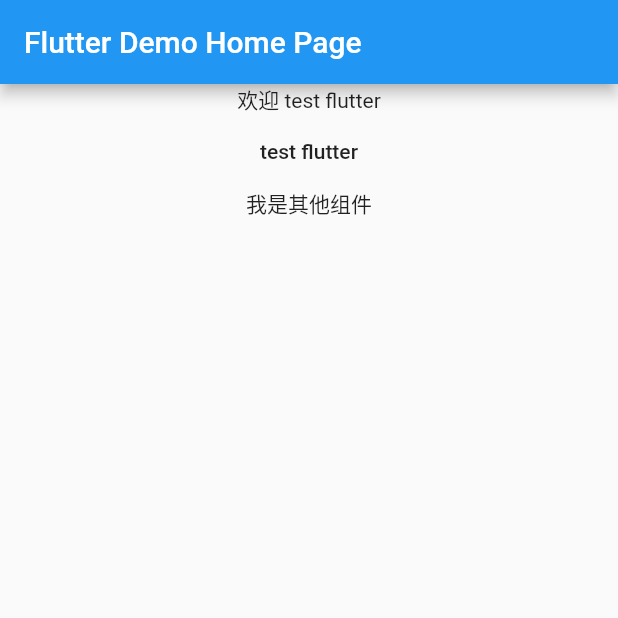
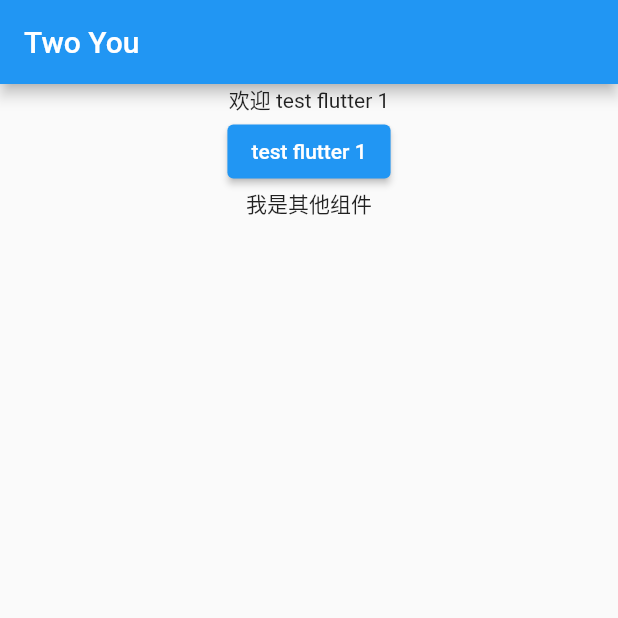
Before and after one commit to yimao009/two_you, a Flutter app: the screen it shows after launch, on a phone screen of 412 x 824 dp, the top half of it. Run offline on Flutter 3.47's test engine with Material 2 defaults, Android fonts, the phone set to English and light mode, and no system bars; our stand-ins replace flutter_redux, redux.

Commit message:
测试NameGame redux 组件

```diff
--- a/lib/main.dart
+++ b/lib/main.dart
@@ -1,72 +1,38 @@
 import 'package:flutter/material.dart';
-import 'package:two_you_friend/pages/name_game.dart';
+import 'package:flutter_redux/flutter_redux.dart';
+import 'package:redux/redux.dart';
+import 'package:two_you_friend/pages/name_game_redux.dart';
+import 'package:two_you_friend/states/name_states.dart';
 
 void main() {
-  runApp(MyApp());
+  final store =
+      Store<NameStates>(reducer, initialState: NameStates.initState());
+  runApp(MyApp(store: store));
 }
 
 class MyApp extends StatelessWidget {
-  // This widget is the root of your application.
+  final Store<NameStates> store;
+  MyApp({Key? key, required this.store}) : super(key: key);
+
   @override
   Widget build(BuildContext context) {
-    return MaterialApp(
-      title: 'Two You',
-      theme: ThemeData(
-        // This is the theme of your application.
-        //
-        // Try running your application with "flutter run". You'll see the
-        // application has a blue toolbar. Then, without quitting the app, try
-        // changing the primarySwatch below to Colors.green and then invoke
-        // "hot reload" (press "r" in the console where you ran "flutter run",
-        // or simply save your changes to "hot reload" in a Flutter IDE).
-        // Notice that the counter didn't reset back to zero; the application
-        // is not restarted.
-        primarySwatch: Colors.blue,
+    return StoreProvider<NameStates>(
+      store: store,
+      child: MaterialApp(
+        title: 'Two you',
+        debugShowCheckedModeBanner: true,
+        theme: ThemeData(
+          primaryColor: Colors.blue,
+        ),
+        home: Scaffold(
+          appBar: AppBar(
+            title: Text('Two You'),
+          ),
+          body: Center(
+            child: NameGameRedux(store: store),
+          ),
+        ),
       ),
-      home: MyHomePage(title: 'Flutter Demo Home Page'),
     );
   }
 }
-
-class MyHomePage extends StatefulWidget {
-  MyHomePage({Key? key, required this.title}) : super(key: key);
-
-  // This widget is the home page of your application. It is stateful, meaning
-  // that it has a State object (defined below) that contains fields that affect
-  // how it looks.
-
-  // This class is the configuration for the state. It holds the values (in this
-  // case the title) provided by the parent (in this case the App widget) and
-  // used by the build method of the State. Fields in a Widget subclass are
-  // always marked "final".
-
-  final String title;
-
-  @override
-  _MyHomePageState createState() => _MyHomePageState();
-}
-
-class _MyHomePageState extends State<MyHomePage> {
-  @override
-  Widget build(BuildContext context) {
-    // This method is rerun every time setState is called, for instance as done
-    // by the _incrementCounter method above.
-    //
-    // The Flutter framework has been optimized to make rerunning build methods
-    // fast, so that you can just rebuild anything that needs updating rather
-    // than having to individually change instances of widgets.
-    return Scaffold(
-      appBar: AppBar(
-        // Here we take the value from the MyHomePage object that was created by
-        // the App.build method, and use it to set our appbar title.
-        title: Text(widget.title),
-      ),
-      body: Center(
-        // Center is a layout widget. It takes a single child and positions it
-        // in the middle of the parent.
-        child: NameGame(),
-      ),
-      // This trailing comma makes auto-formatting nicer for build methods.
-    );
-  }
-}
--- /dev/null
+++ b/lib/pages/name_game_redux.dart
@@ -0,0 +1,26 @@
+import 'package:flutter/material.dart';
+import 'package:redux/redux.dart';
+import 'package:two_you_friend/widgets/name_game/random_name.dart';
+import 'package:two_you_friend/widgets/name_game/test_other.dart';
+import 'package:two_you_friend/widgets/name_game/welcome.dart';
+
+/// 测试随机名字游戏组件
+class NameGameRedux extends StatelessWidget {
+  /// store
+  final Store store;
+
+  /// 构造函数
+  const NameGameRedux({Key? key, required this.store}) : super(key: key);
+
+  @override
+  Widget build(BuildContext context) {
+    print('NameGameRedux build');
+    return Column(
+      children: [
+        Welcome(store: store),
+        RandomName(store: store),
+        TestOther(),
+      ],
+    );
+  }
+}
--- /dev/null
+++ b/lib/states/name_states.dart
@@ -0,0 +1,38 @@
+import 'dart:math';
+
+/// name 状态管理类
+class NameStates {
+  final String _name;
+
+  /// getter 方法获取name
+  get name => _name;
+
+  /// 构造函数
+  NameStates(this._name);
+
+  /// 初始设置
+  NameStates.initState() : _name = 'test flutter 1';
+}
+
+/// 定义 name state 对应的状态修改 action
+///
+/// [NameActions.changeName] 为修改当前 name
+enum NameActions {
+  /// 修改 name 的 state
+  changName
+}
+
+/// reducer 方法，触发组件更新
+NameStates reducer(NameStates state, action) {
+  if (action == NameActions.changName) {
+    return changName();
+  }
+  return state;
+}
+
+/// 修改当前name，随机选取一个
+NameStates changName() {
+  List<String> nameList = ['flutter one', 'flutter two', 'flutter three'];
+  int pos = Random().nextInt(3);
+  return NameStates(nameList[pos]);
+}
--- a/lib/widgets/name_game/random_name.dart
+++ b/lib/widgets/name_game/random_name.dart
@@ -1,17 +1,53 @@
 import 'package:flutter/material.dart';
+import 'package:flutter_redux/flutter_redux.dart';
+import 'package:redux/redux.dart';
 import 'package:two_you_friend/inherited_widget/name_inherited_widget.dart';
+import 'package:two_you_friend/states/name_states.dart';
 
 /// 随机展示人名
 class RandomName extends StatelessWidget {
+  /// store
+  final Store? store;
+
+  /// 初始化函数
+  const RandomName({Key? key, this.store}) : super(key: key);
+
   /// 有状态类返回组件信息
   @override
   Widget build(BuildContext context) {
+    print('RandomName build');
+    return store == null
+        ? _build_inherited_widget(context)
+        : _build_redux_widget();
+  }
+
+  /// [store] 为空展示
+  Widget _build_inherited_widget(BuildContext context) {
     final name = NameInheritedWidget.of(context)?.name;
     final Function? changeName = NameInheritedWidget.of(context)?.onNameChange;
-
     return FlatButton(
       child: Text('$name'),
       onPressed: () => changeName != null ? changeName() : () {},
     );
   }
+
+  /// [store] 不为空展示
+  Widget _build_redux_widget() {
+    return StoreConnector<NameStates, String>(
+      converter: (store) => store.state.name.toString(),
+      builder: (context, name) {
+        return StoreConnector<NameStates, VoidCallback>(
+          converter: (store) {
+            return () => store.dispatch(NameActions.changName);
+          },
+          builder: (context, callback) {
+            return ElevatedButton(
+              onPressed: () => callback(),
+              child: Text(name),
+            );
+          },
+        );
+      },
+    );
+  }
 }
--- a/lib/widgets/name_game/welcome.dart
+++ b/lib/widgets/name_game/welcome.dart
@@ -1,14 +1,39 @@
 import 'package:flutter/material.dart';
+import 'package:flutter_redux/flutter_redux.dart';
+import 'package:redux/redux.dart';
 import 'package:two_you_friend/inherited_widget/name_inherited_widget.dart';
+import 'package:two_you_friend/states/name_states.dart';
 
 /// 欢迎人展示组件
 class Welcome extends StatelessWidget {
+  /// store
+  final Store? store;
+
+  /// 初始化函数
+  const Welcome({Key? key, this.store}) : super(key: key);
+
   /// 有状态类返回组件信息
   @override
   Widget build(BuildContext context) {
-    print('welcome build');
+    print('Welcome build');
+    return store == null
+        ? _build_inherited_widget(context)
+        : _build_redux_widget();
+  }
+
+  /// [store] 为空展示
+  Widget _build_inherited_widget(BuildContext context) {
     final name = NameInheritedWidget.of(context)?.name;
-
     return Text('欢迎 $name');
   }
+
+  /// [store] 不为空展示
+  Widget _build_redux_widget() {
+    return StoreConnector<NameStates, String>(
+      converter: (store) => store.state.name.toString(),
+      builder: (context, name) {
+        return Text('欢迎 $name');
+      },
+    );
+  }
 }
```
